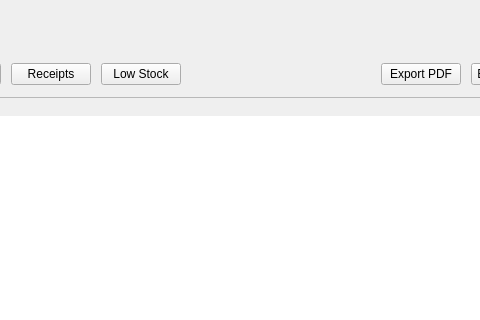
Above: InventoryQtApp/ReportsPage.ui from Felipeact/InventoryQtApp before the change; both pictures show x 526 to 1006 and y 0 to 320 of the 1280 by 820 pixel window. Below: the same form after it.
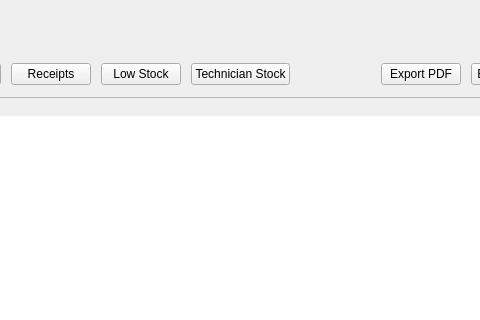
That is the form after the change.

Commit message: Technician Stock Report added

Patch:
```diff
--- a/InventoryQtApp/ReportsPage.ui
+++ b/InventoryQtApp/ReportsPage.ui
@@ -121,6 +121,14 @@
 									</widget>
 								</item>
 
+								<item>
+									<widget class="QPushButton" name="technicianStockSummaryBtn">
+										<property name="text">
+											<string>Technician Stock</string>
+										</property>
+									</widget>
+								</item>
+
                                 <item>
                                     <spacer name="horizontalSpacer">
                                         <property name="orientation">
```
The commit also changes 2 other files.
